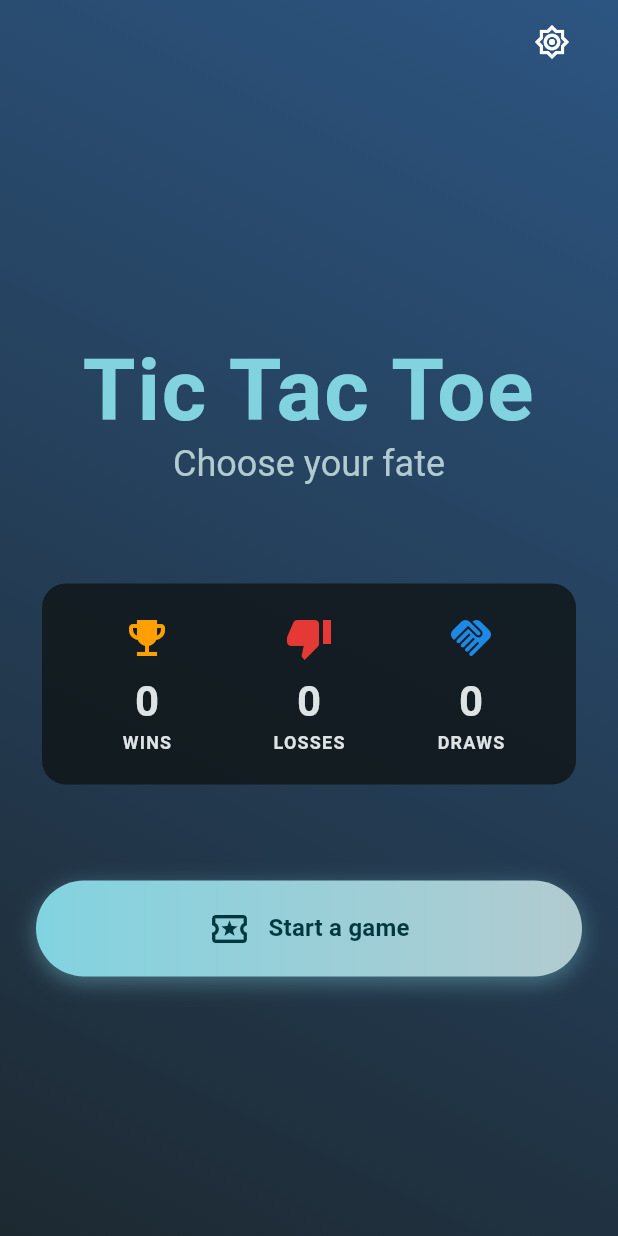
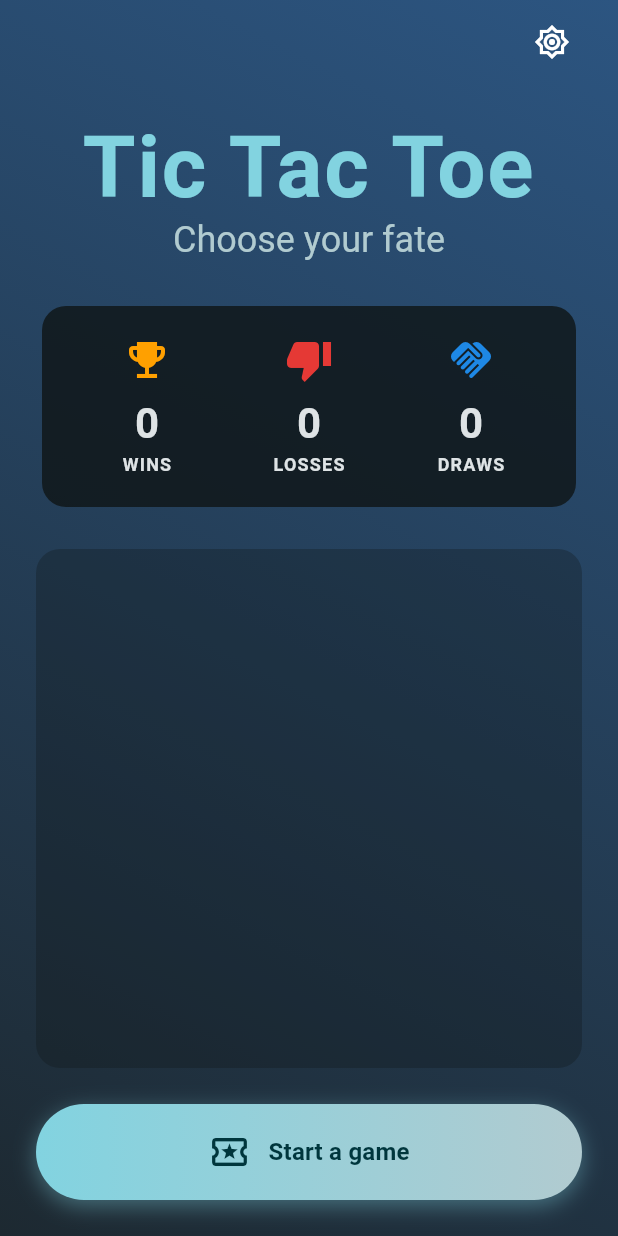
Before and after one commit to Hoardon/tictactoe-betclic, a Flutter app: the screen it shows after launch, on a phone screen of 412 x 824 dp. Run offline on Flutter 3.47's test engine with Material 3 defaults, Android fonts, the phone set to English and light mode, and no system bars; our stand-ins replace flex_color_scheme, flutter_hooks, flutter_secure_storage, freezed_annotation, go_router, hooks_riverpod and 2 more; generated files the repository leaves out were written again.

Commit message:
chore: add history list on home_page.dart. Add test on new widget.

```diff
--- a/lib/src/presentation/pages/home_page.dart
+++ b/lib/src/presentation/pages/home_page.dart
@@ -6,6 +6,7 @@ import 'package:tictactoebetclic/src/domain/states/user_game_history_notifier.da
 import 'package:tictactoebetclic/src/presentation/widgets/brightness_button_widget.dart';
 import 'package:tictactoebetclic/src/presentation/widgets/call_to_action_button_widget.dart';
 import 'package:tictactoebetclic/src/presentation/widgets/scaffold_animated_gradient.dart';
+import 'package:tictactoebetclic/src/presentation/widgets/user_history_card_widget.dart';
 import 'package:tictactoebetclic/src/presentation/widgets/user_score_card_widget.dart';
 
 class HomePage extends StatelessWidget {
@@ -26,9 +27,9 @@ class HomePage extends StatelessWidget {
           crossAxisAlignment: CrossAxisAlignment.center,
           children: [
             GameTitle(),
-            SizedBox(height: 60),
-            HistoryView(),
-            SizedBox(height: 60),
+            SizedBox(height: 24),
+            Expanded(child: HistoryView()),
+            SizedBox(height: 24),
             PlayButton(),
           ],
         ),
@@ -74,14 +75,32 @@ class HistoryView extends ConsumerWidget {
     final userHistory = ref.watch(userGameHistoryProvider);
 
     return Column(
-      spacing: 20,
+      spacing: 24,
       children: [
         UserScoreCard(
           wins: userHistory.wins,
           losses: userHistory.losses,
           draws: userHistory.draws,
         ),
-
+        Expanded(
+          child: Container(
+            padding: const EdgeInsets.symmetric(horizontal: 8),
+            decoration: BoxDecoration(
+              color: Theme.of(
+                context,
+              ).colorScheme.surface.withValues(alpha: 0.3),
+              borderRadius: BorderRadius.circular(16),
+            ),
+            child: ListView.separated(
+              padding: EdgeInsets.zero,
+              itemCount: userHistory.recordGameList.length,
+              itemBuilder: (context, index) => UserHistoryCard(
+                recordGame: userHistory.recordGameList[index],
+              ),
+              separatorBuilder: (context, index) => const SizedBox(height: 2),
+            ),
+          ),
+        ),
       ],
     );
   }
--- a/lib/src/presentation/widgets/user_score_card_widget.dart
+++ b/lib/src/presentation/widgets/user_score_card_widget.dart
@@ -22,7 +22,9 @@ class UserScoreCard extends StatelessWidget {
       shape: RoundedRectangleBorder(borderRadius: BorderRadius.circular(16.0)),
       child: Padding(
         padding: const EdgeInsets.symmetric(vertical: 20.0, horizontal: 16.0),
-        child: Row(
+        child: Column(
+          children: [
+            Row(
               mainAxisAlignment: MainAxisAlignment.center,
               children: [
                 Expanded(
@@ -48,6 +50,8 @@ class UserScoreCard extends StatelessWidget {
                     icon: Icons.handshake, // Handshake icon for draws
                     iconColor: Colors.blue.shade600,
                   ),
+                ),
+              ],
             ),
           ],
         ),
--- a/pubspec.yaml
+++ b/pubspec.yaml
@@ -24,6 +24,7 @@ dependencies:
   logger: ^2.6.2
   flutter_secure_storage: ^9.2.4
   mocktail: ^1.0.4
+  intl: ^0.20.2
 
 dev_dependencies:
   flutter_test:
```
Also changed, not shown: lib/src/presentation/widgets/user_history_card_widget.dart (added, +75 -0 lines), 8 other files. Lines whose indentation alone changed are shown as unchanged.
